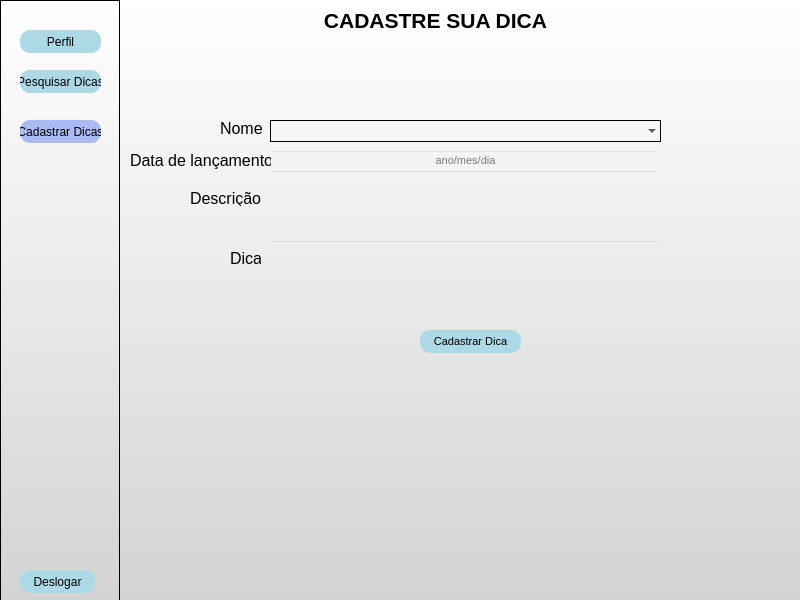
This is telas/cad_jogos.ui in JorgeLuis8/Trabalho-POO-II as Qt 5 draws it before an edit. The edited form follows.
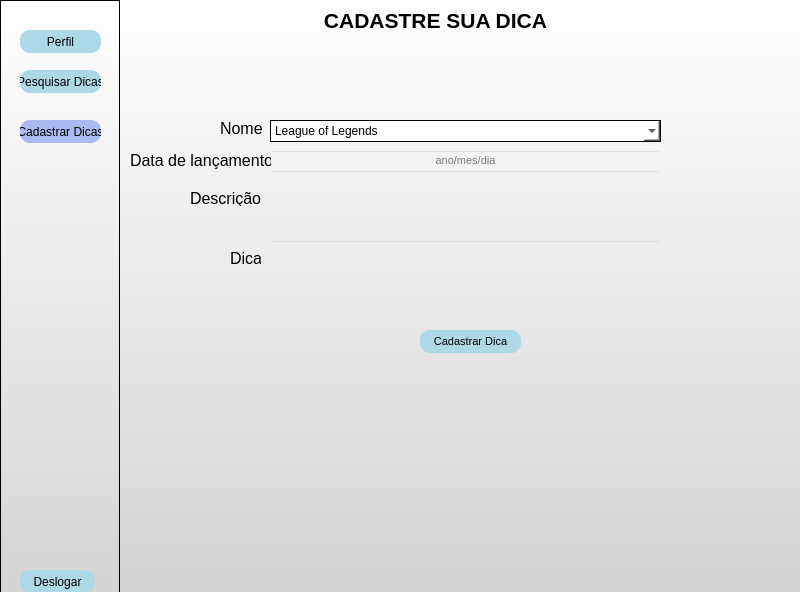
This is the edited form.

```diff
--- a/telas/cad_jogos.ui
+++ b/telas/cad_jogos.ui
@@ -7,7 +7,7 @@
     <x>0</x>
     <y>0</y>
     <width>800</width>
-    <height>600</height>
+    <height>592</height>
    </rect>
   </property>
   <property name="font">
@@ -403,8 +403,19 @@
     </property>
     <property name="styleSheet">
      <string notr="true">background-color: transparent;
-border: 1px solid black;</string>
+border: 1px solid black;
+background: white;</string>
     </property>
+    <item>
+     <property name="text">
+      <string>League of Legends</string>
+     </property>
+    </item>
+    <item>
+     <property name="text">
+      <string>Valorant</string>
+     </property>
+    </item>
    </widget>
   </widget>
  </widget>
```
